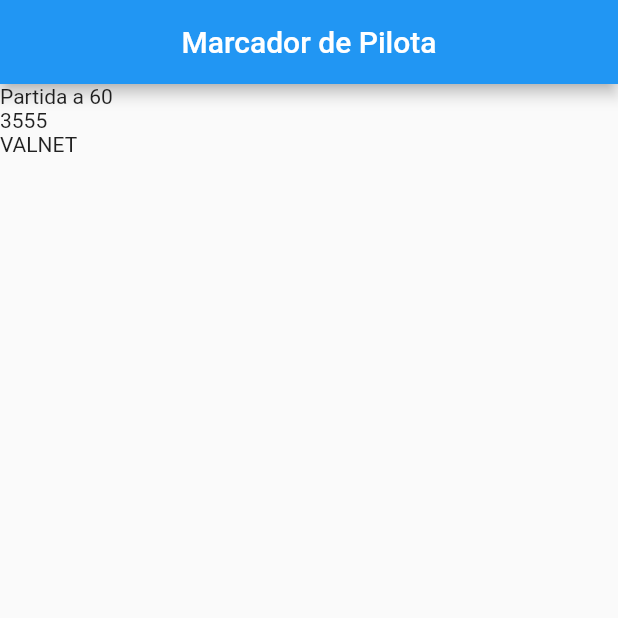
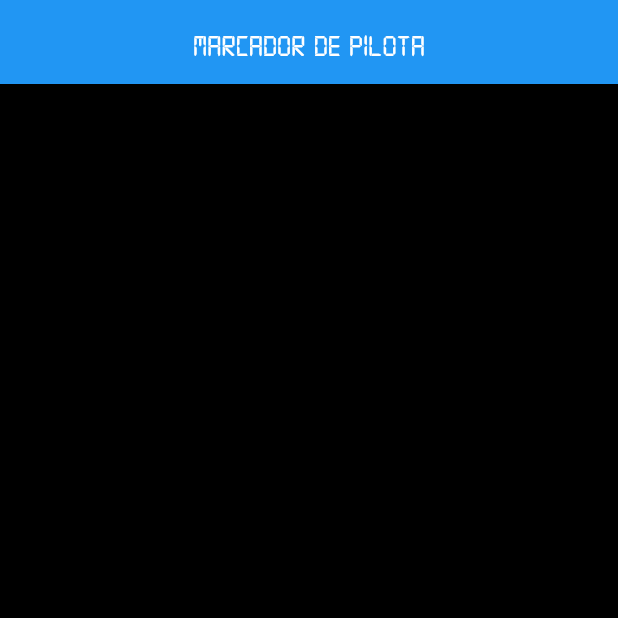
Before and after one commit to david1707/marcador_pilota, a Flutter app: the screen it shows after launch, on a phone screen of 412 x 824 dp, the top half of it. Run offline on Flutter 3.47's test engine with Material 2 defaults, Android fonts, the phone set to English and light mode, and no system bars.

Commit message:
Added font and black background all around

```diff
--- a/lib/main.dart
+++ b/lib/main.dart
@@ -10,12 +10,15 @@ class MyApp extends StatelessWidget {
   @override
   Widget build(BuildContext context) {
     return MaterialApp(
-      debugShowCheckedModeBanner: false,
-      title: 'Marcador',
-      initialRoute: MarcadorScreen.routeName,
-      routes: {
-        MarcadorScreen.routeName: (context) => MarcadorScreen(),
-      }
-    );
+        debugShowCheckedModeBanner: false,
+        title: 'Marcador',
+        theme: ThemeData(
+          fontFamily: 'Digital-7',
+          scaffoldBackgroundColor: Colors.black,
+        ),
+        initialRoute: MarcadorScreen.routeName,
+        routes: {
+          MarcadorScreen.routeName: (context) => MarcadorScreen(),
+        });
   }
 }
--- a/lib/widgets/casella.dart
+++ /dev/null
@@ -1 +0,0 @@
-import 'package:flutter/material.dart';
```
Also changed, not shown: pubspec.yaml (+9 -11 lines), assets/fonts/digital-7-italic.ttf (added), assets/fonts/digital-7-mono.ttf (added), assets/fonts/digital-7-monoitalic.ttf (added), assets/fonts/digital-7.ttf (added), 1 other file.
